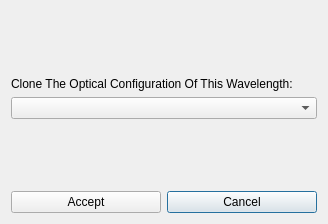
Qt form QtGuiApplication/CloneConfigDialog.ui (vtcon/GOSIS) before a commit.
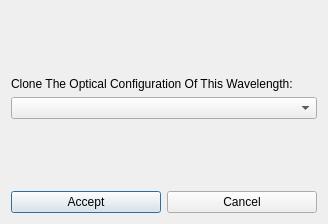
The same form after that commit.

Patch:
```diff
--- a/QtGuiApplication/CloneConfigDialog.ui
+++ b/QtGuiApplication/CloneConfigDialog.ui
@@ -83,6 +83,9 @@
      <property name="text">
       <string>Accept</string>
      </property>
+     <property name="default">
+      <bool>true</bool>
+     </property>
     </widget>
    </item>
   </layout>
```
